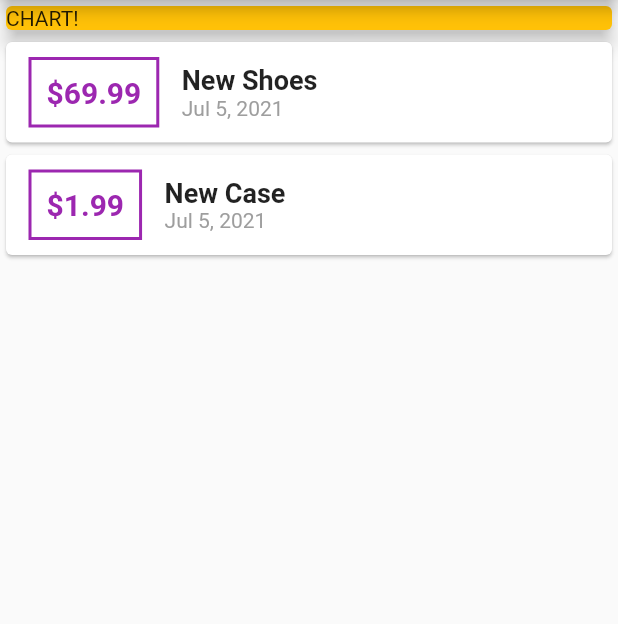
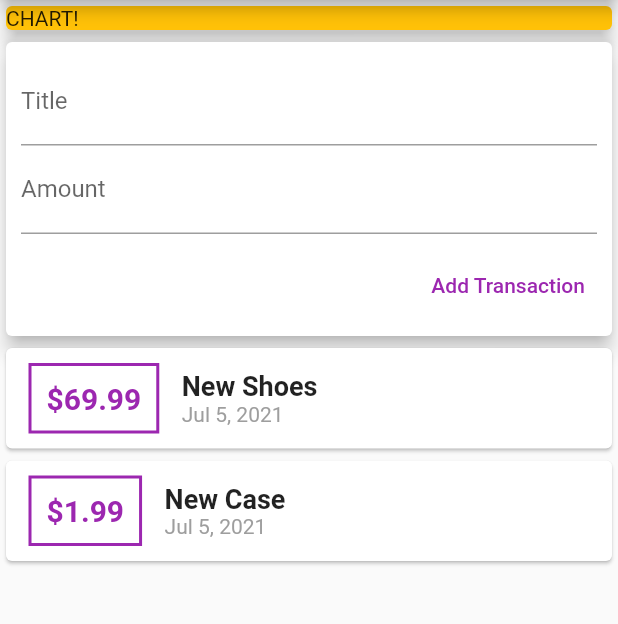
Before and after one commit to DroidKaranGithub/flutter_expense_tracker_demo_2, a Flutter app: the screen it shows after launch, on a phone screen of 412 x 824 dp, the part 84-708 px from its top. Run offline on Flutter 3.47's test engine with Material 2 defaults, Android fonts, the phone set to English and light mode, and no system bars.

Commit message:
till chapter 91

```diff
--- a/lib/main.dart
+++ b/lib/main.dart
@@ -1,5 +1,5 @@
 import 'package:flutter/material.dart';
-import '../widgets/transaction_list.dart';
+import 'package:flutter_expense_tracker_demo_2/widgets/user_transaction.dart';
 
 
 void main() => runApp(MyApp());
@@ -15,7 +15,6 @@ class MyApp extends StatelessWidget {
 }
 
 class MyHomePage extends StatelessWidget {
-
   @override
   Widget build(BuildContext context) {
     return Scaffold(
@@ -33,7 +32,7 @@ class MyHomePage extends StatelessWidget {
               elevation: 5,
             ),
           ),
-          TransactionList(),
+          UserTransaction()
         ],
       ),
     );
--- /dev/null
+++ b/lib/widgets/new_transaction.dart
@@ -0,0 +1,50 @@
+import 'package:flutter/material.dart';
+
+class NewTransaction extends StatelessWidget {
+  final Function addNewTx;
+    final titleController = TextEditingController();
+    final amountController = TextEditingController();
+
+    NewTransaction(this.addNewTx);
+  @override
+  Widget build(BuildContext context) {
+    return Card(
+      elevation: 5,
+      child: Container(
+        padding: EdgeInsets.all(10),
+        child: Column(
+          crossAxisAlignment: CrossAxisAlignment.end,
+          children: [
+            TextField(
+              decoration: InputDecoration(
+                labelText: 'Title',
+              ),
+              controller: titleController,
+            ),
+            TextField(
+              decoration: InputDecoration(
+                labelText: 'Amount',
+              ),
+              controller: amountController,
+            ),
+            SizedBox(
+              height: 10,
+            ),
+            TextButton(
+              onPressed: () {
+                addNewTx(
+                  titleController.text,
+                  double.parse(amountController.text),
+                );
+              },
+              child: Text(
+                'Add Transaction',
+                style: TextStyle(color: Colors.purple),
+              ),
+            ),
+          ],
+        ),
+      ),
+    );
+  }
+}
--- a/lib/widgets/transaction_list.dart
+++ b/lib/widgets/transaction_list.dart
@@ -1,40 +1,22 @@
 import 'package:flutter/material.dart';
+import '../models/transaction.dart';
 import 'package:intl/intl.dart';
-import '../models/transaction.dart';
 
-class TransactionList extends StatefulWidget {
-  const TransactionList({Key? key}) : super(key: key);
+class TransactionList extends StatelessWidget {
+  final List<Transaction> transaction;
 
-  @override
-  _TransactionListState createState() => _TransactionListState();
-}
+  TransactionList(this.transaction);
 
-class _TransactionListState extends State<TransactionList> {
-  final List<Transaction> _userTransactionList = [
-    Transaction(
-      id: 't1',
-      title: "New Shoes",
-      amount: 69.99,
-      date: DateTime.now(),
-    ),
-    Transaction(
-      id: 't2',
-      title: "New Case",
-      amount: 1.99,
-      date: DateTime.now(),
-    ),
-  ];
   @override
   Widget build(BuildContext context) {
     return Column(
-              children: _userTransactionList.map(
+        children: transaction.map(
       (tx) {
         return Card(
           child: Row(
             children: [
               Container(
-                      margin:
-                          EdgeInsets.symmetric(vertical: 10, horizontal: 15),
+                margin: EdgeInsets.symmetric(vertical: 10, horizontal: 15),
                 decoration: BoxDecoration(
                   border: Border.all(
                     color: Colors.purple,
--- /dev/null
+++ b/lib/widgets/user_transaction.dart
@@ -0,0 +1,50 @@
+import 'package:flutter/material.dart';
+import '../models/transaction.dart';
+import '../widgets/new_transaction.dart';
+import '../widgets/transaction_list.dart';
+
+class UserTransaction extends StatefulWidget {
+  const UserTransaction({Key? key}) : super(key: key);
+
+  @override
+  _UserTransactionState createState() => _UserTransactionState();
+}
+
+class _UserTransactionState extends State<UserTransaction> {
+  final List<Transaction> _userTransactionList = [
+    Transaction(
+      id: 't1',
+      title: "New Shoes",
+      amount: 69.99,
+      date: DateTime.now(),
+    ),
+    Transaction(
+      id: 't2',
+      title: "New Case",
+      amount: 1.99,
+      date: DateTime.now(),
+    ),
+  ];
+
+  void _addNewTransaction(String txTitle, double txAmount) {
+    final newTx = Transaction(
+        id: DateTime.now().toString(),
+        title: txTitle,
+        amount: txAmount,
+        date: DateTime.now());
+
+    setState(() {
+      _userTransactionList.add(newTx);
+    });
+  }
+
+  @override
+  Widget build(BuildContext context) {
+    return Column(
+      children: [
+        NewTransaction(_addNewTransaction),
+        TransactionList(_userTransactionList),
+      ],
+    );
+  }
+}
```
Lines whose indentation alone changed are shown as unchanged.
